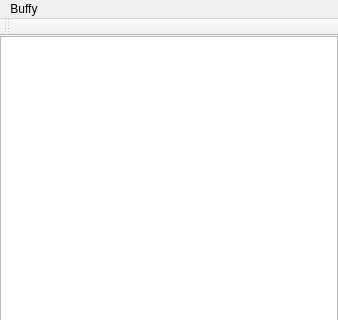
This is buffy.ui in spanezz/buffy as Qt 5 draws it before an edit; both pictures show x 0 to 338 and y 0 to 320 of the 338 by 586 pixel window. The edited form follows.
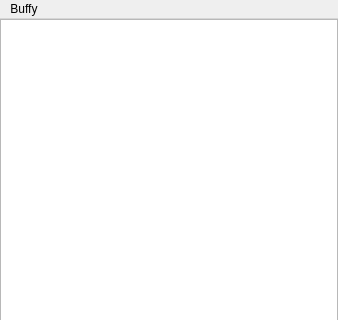
This is the edited form.

Commit message: Removed toolbar

Diff of the .ui file:
```diff
--- a/buffy.ui
+++ b/buffy.ui
@@ -85,14 +85,6 @@
    </widget>
    <addaction name="menuBuffy"/>
   </widget>
-  <widget class="QToolBar" name="mainToolBar">
-   <attribute name="toolBarArea">
-    <enum>TopToolBarArea</enum>
-   </attribute>
-   <attribute name="toolBarBreak">
-    <bool>false</bool>
-   </attribute>
-  </widget>
   <widget class="QStatusBar" name="statusBar"/>
   <action name="action_quit">
    <property name="text">
```
